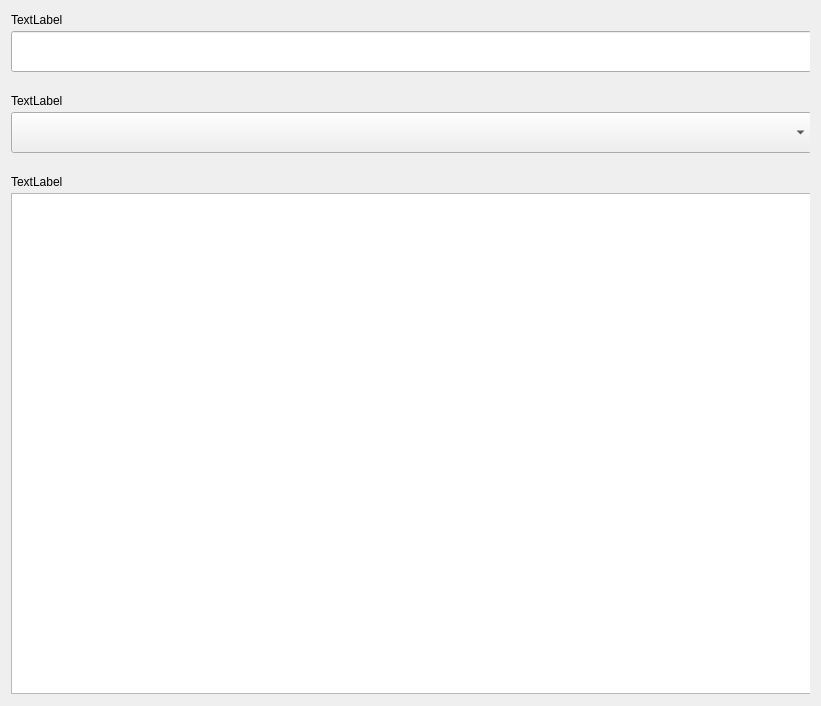
The window that src/gui/ui/dialogs/OpenedNoteDialog/OpenedNote.ui (colingelling/note-manager) describes before a commit, drawn with Qt 5.
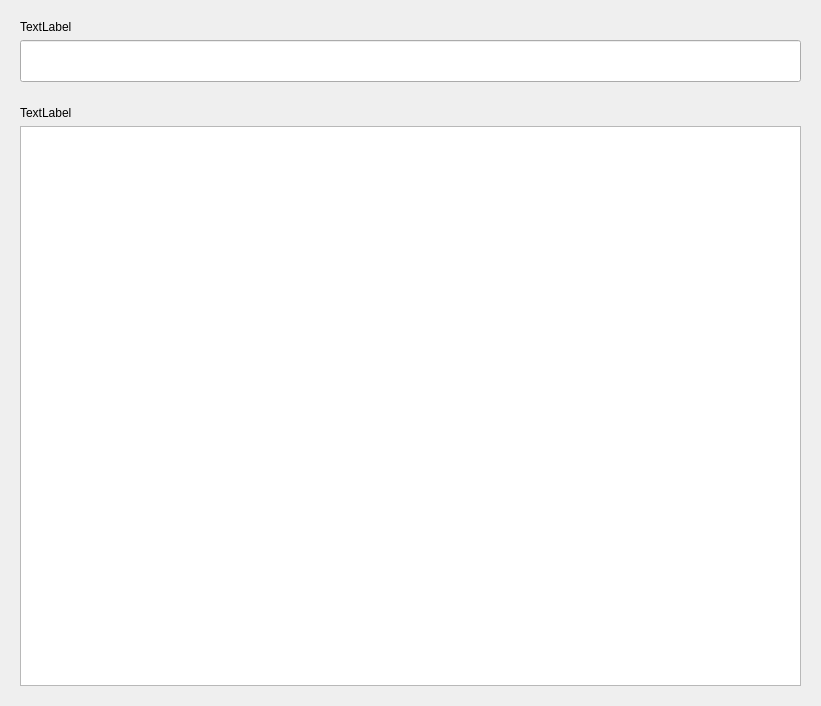
The same window after the commit.

Commit message: Improved the editor and tested confirming the changes depending on changing titles, descriptions, both at the same time or apart. Also made some Ui changes such as responsiveness and removed some elements, started with making visual changes. Also worked on the functionality behind the delete button inside the note editor, it closes the dialog window and removes the note. This branch contains more than it should have, but that is something to learn next time.

Diff of the .ui file:
```diff
--- a/src/gui/ui/dialogs/OpenedNoteDialog/OpenedNote.ui
+++ b/src/gui/ui/dialogs/OpenedNoteDialog/OpenedNote.ui
@@ -20,82 +20,69 @@
    <string>Dialog</string>
   </property>
   <layout class="QGridLayout" name="gridLayout">
-   <item row="0" column="0">
+   <item row="1" column="0">
     <widget class="QWidget" name="TitleWidget" native="true">
      <property name="enabled">
       <bool>true</bool>
      </property>
      <property name="sizePolicy">
-      <sizepolicy hsizetype="Preferred" vsizetype="Preferred">
+      <sizepolicy hsizetype="Preferred" vsizetype="Fixed">
        <horstretch>0</horstretch>
        <verstretch>0</verstretch>
       </sizepolicy>
      </property>
+     <property name="minimumSize">
+      <size>
+       <width>0</width>
+       <height>0</height>
+      </size>
+     </property>
      <property name="maximumSize">
       <size>
        <width>16777215</width>
-       <height>65</height>
+       <height>80</height>
       </size>
      </property>
      <property name="autoFillBackground">
       <bool>false</bool>
      </property>
-     <widget class="QLineEdit" name="noteTitle_lineEdit">
-      <property name="geometry">
-       <rect>
-        <x>0</x>
-        <y>20</y>
-        <width>801</width>
-        <height>41</height>
-       </rect>
-      </property>
-     </widget>
+     <layout class="QVBoxLayout" name="verticalLayout_2">
+      <item>
      <widget class="QLabel" name="noteTitle_label">
-      <property name="geometry">
-       <rect>
-        <x>0</x>
-        <y>0</y>
-        <width>67</width>
-        <height>17</height>
-       </rect>
+        <property name="sizePolicy">
+         <sizepolicy hsizetype="Preferred" vsizetype="Fixed">
+          <horstretch>0</horstretch>
+          <verstretch>0</verstretch>
+         </sizepolicy>
       </property>
       <property name="text">
        <string>TextLabel</string>
       </property>
      </widget>
-    </widget>
-   </item>
-   <item row="1" column="0">
-    <widget class="QWidget" name="selectorWidget" native="true">
+      </item>
+      <item>
+       <widget class="QLineEdit" name="noteTitle_lineEdit">
+        <property name="sizePolicy">
+         <sizepolicy hsizetype="Preferred" vsizetype="Preferred">
+          <horstretch>0</horstretch>
+          <verstretch>0</verstretch>
+         </sizepolicy>
+        </property>
+        <property name="minimumSize">
+         <size>
+          <width>0</width>
+          <height>0</height>
+         </size>
+        </property>
      <property name="maximumSize">
       <size>
        <width>16777215</width>
-       <height>75</height>
-      </size>
-     </property>
-     <widget class="QComboBox" name="selector_comboBox">
-      <property name="geometry">
-       <rect>
-        <x>0</x>
-        <y>30</y>
-        <width>801</width>
-        <height>41</height>
-       </rect>
-      </property>
-     </widget>
-     <widget class="QLabel" name="selector_label">
-      <property name="geometry">
-       <rect>
-        <x>0</x>
-        <y>10</y>
-        <width>67</width>
-        <height>17</height>
-       </rect>
-      </property>
-      <property name="text">
-       <string>TextLabel</string>
-      </property>
-     </widget>
+          <height>50</height>
+         </size>
+        </property>
+       </widget>
+      </item>
+     </layout>
     </widget>
    </item>
    <item row="2" column="0">
@@ -106,47 +93,49 @@
        <verstretch>0</verstretch>
       </sizepolicy>
      </property>
-     <property name="maximumSize">
+     <property name="minimumSize">
       <size>
-       <width>16777215</width>
-       <height>560</height>
+       <width>0</width>
+       <height>500</height>
       </size>
      </property>
-     <widget class="QTextEdit" name="noteDescription_textEdit">
-      <property name="geometry">
-       <rect>
-        <x>0</x>
-        <y>30</y>
-        <width>801</width>
-        <height>501</height>
-       </rect>
-      </property>
-      <property name="sizePolicy">
-       <sizepolicy hsizetype="Preferred" vsizetype="Preferred">
-        <horstretch>0</horstretch>
-        <verstretch>0</verstretch>
-       </sizepolicy>
-      </property>
       <property name="maximumSize">
        <size>
         <width>16777215</width>
-        <height>560</height>
-       </size>
-      </property>
-     </widget>
+       <height>16777215</height>
+      </size>
+     </property>
+     <layout class="QVBoxLayout" name="verticalLayout">
+      <item>
      <widget class="QLabel" name="noteDescription_label">
-      <property name="geometry">
-       <rect>
-        <x>0</x>
-        <y>10</y>
-        <width>67</width>
-        <height>17</height>
-       </rect>
+        <property name="sizePolicy">
+         <sizepolicy hsizetype="Preferred" vsizetype="Fixed">
+          <horstretch>0</horstretch>
+          <verstretch>0</verstretch>
+         </sizepolicy>
       </property>
       <property name="text">
        <string>TextLabel</string>
       </property>
      </widget>
+      </item>
+      <item>
+       <widget class="QTextEdit" name="noteDescription_textEdit">
+        <property name="sizePolicy">
+         <sizepolicy hsizetype="Preferred" vsizetype="Preferred">
+          <horstretch>0</horstretch>
+          <verstretch>0</verstretch>
+         </sizepolicy>
+        </property>
+        <property name="maximumSize">
+         <size>
+          <width>16777215</width>
+          <height>16777215</height>
+         </size>
+        </property>
+       </widget>
+      </item>
+     </layout>
     </widget>
    </item>
   </layout>
```
Lines whose indentation alone changed are shown as unchanged. The commit also changes 19 other files.
